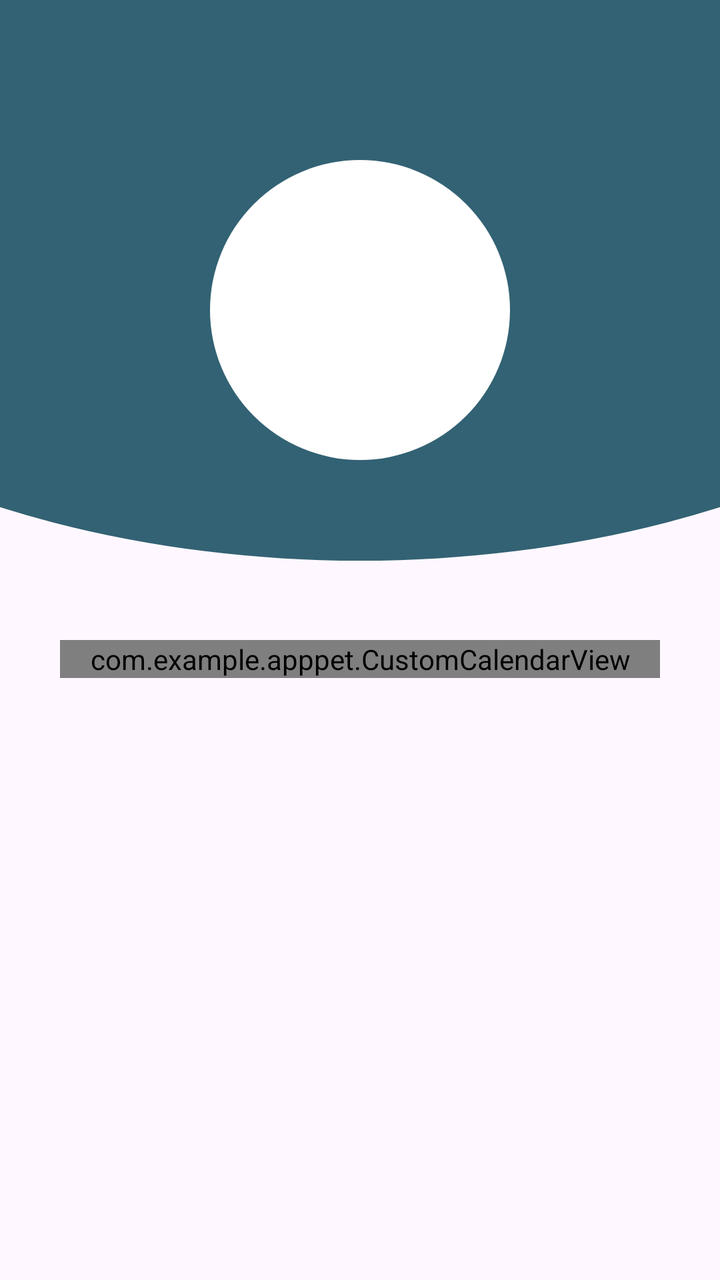
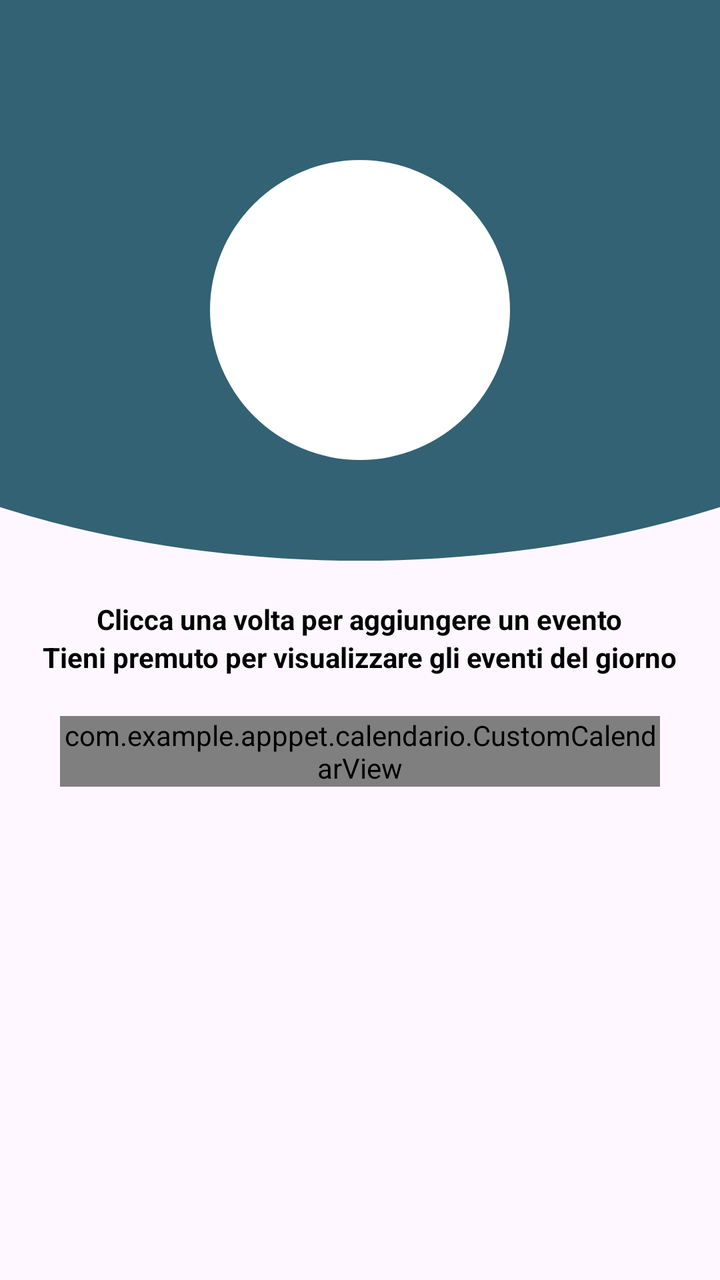

Two renders of the same Android screen: before a commit and after it. Below are the layout's source before the change and the commit's diff.
<!-- AndroidManifest.xml: application theme Theme.AppPet -->
<!-- res/layout/activity_calendario.xml -->
<?xml version="1.0" encoding="utf-8"?>
<RelativeLayout xmlns:android="http://schemas.android.com/apk/res/android"
    xmlns:app="http://schemas.android.com/apk/res-auto"
    xmlns:tools="http://schemas.android.com/tools"
    android:id="@+id/main"
    android:layout_width="match_parent"
    android:layout_height="match_parent"
    tools:context=".Activities.HomeActivity"
    android:orientation="vertical">
    <FrameLayout
        android:id="@+id/header_home"
        android:layout_width="wrap_content"
        android:layout_height="300dp"
        android:layout_gravity="top">
    <ImageView
        android:layout_marginTop="-120dp"
        android:id="@+id/Pippo"
        android:layout_width="800dp"
        android:layout_height="500dp"
        android:src="@drawable/cricle_1"
        android:layout_gravity="center"/>

    <ImageView
        android:id="@+id/Pippo2"
        android:layout_width="150dp"
        android:layout_height="150dp"
        android:src="@drawable/circle_2"
        android:layout_gravity="center_horizontal"
        android:layout_marginTop="80dp"/>
    </FrameLayout>

    <LinearLayout
        android:id="@+id/lista_animali_home"
        android:layout_below="@id/header_home"
        android:layout_width="300dp"
        android:layout_height="wrap_content"
        android:layout_centerInParent="true"
        android:orientation="vertical">

        <com.example.apppet.CustomCalendarView
            android:layout_marginTop="20dp"
            android:id="@+id/custom_calendar_view"
            android:layout_width="match_parent"
            android:layout_height="wrap_content" />

    </LinearLayout>

</RelativeLayout>
<!-- resources referenced by this layout -->
<resources>
  <!-- drawable circle_2 (drawable) -->
  <?xml version="1.0" encoding="utf-8"?>
  <shape xmlns:android="http://schemas.android.com/apk/res/android"
      android:shape="oval">
  
      <solid
          android:color="@color/white"
          />
  
  
  </shape>
  <!-- drawable cricle_1 (drawable) -->
  <?xml version="1.0" encoding="utf-8"?>
  <shape xmlns:android="http://schemas.android.com/apk/res/android"
      android:shape="oval">
  
      <solid
          android:color="@color/Blu_base"/>
  
  </shape>
  <style name="Theme.AppPet" parent="Base.Theme.AppPet" />
  <color name="white">#FFFFFFFF</color>
  <color name="Blu_base">#326273</color>
  <style name="Base.Theme.AppPet" parent="Theme.Material3.DayNight.NoActionBar">
          
          
      </style>
</resources>

<!-- the commit's change to res/layout/activity_calendario.xml (unified diff, before → after) -->
@@ -27,17 +27,39 @@
         android:src="@drawable/circle_2"
         android:layout_gravity="center_horizontal"
         android:layout_marginTop="80dp"/>
+
+
     </FrameLayout>
+
+    <TextView
+    android:id="@+id/legenda1"
+    android:layout_below="@+id/header_home"
+    android:layout_width="wrap_content"
+    android:layout_height="wrap_content"
+    android:text="Clicca una volta per aggiungere un evento"
+    android:layout_centerHorizontal="true"
+    android:textColor="@color/black"
+    android:textStyle="bold"/>
+
+    <TextView
+        android:id="@+id/legenda2"
+        android:layout_below="@+id/legenda1"
+        android:layout_width="wrap_content"
+        android:layout_height="wrap_content"
+        android:text="Tieni premuto per visualizzare gli eventi del giorno"
+        android:layout_centerHorizontal="true"
+        android:textColor="@color/black"
+        android:textStyle="bold"/>
 
     <LinearLayout
         android:id="@+id/lista_animali_home"
-        android:layout_below="@id/header_home"
+        android:layout_below="@id/legenda2"
         android:layout_width="300dp"
         android:layout_height="wrap_content"
         android:layout_centerInParent="true"
         android:orientation="vertical">
 
-        <com.example.apppet.CustomCalendarView
+        <com.example.apppet.calendario.CustomCalendarView
             android:layout_marginTop="20dp"
             android:id="@+id/custom_calendar_view"
             android:layout_width="match_parent"
@@ -45,4 +67,5 @@
 
     </LinearLayout>
 
+
 </RelativeLayout>
<!-- resource entries referenced after the edit -->
@@ -1,5 +1,6 @@
 <!-- resources referenced by this layout -->
 <resources>
+  <color name="black">#FF000000</color>
   <!-- drawable circle_2 (drawable) -->
   <?xml version="1.0" encoding="utf-8"?>
   <shape xmlns:android="http://schemas.android.com/apk/res/android"
